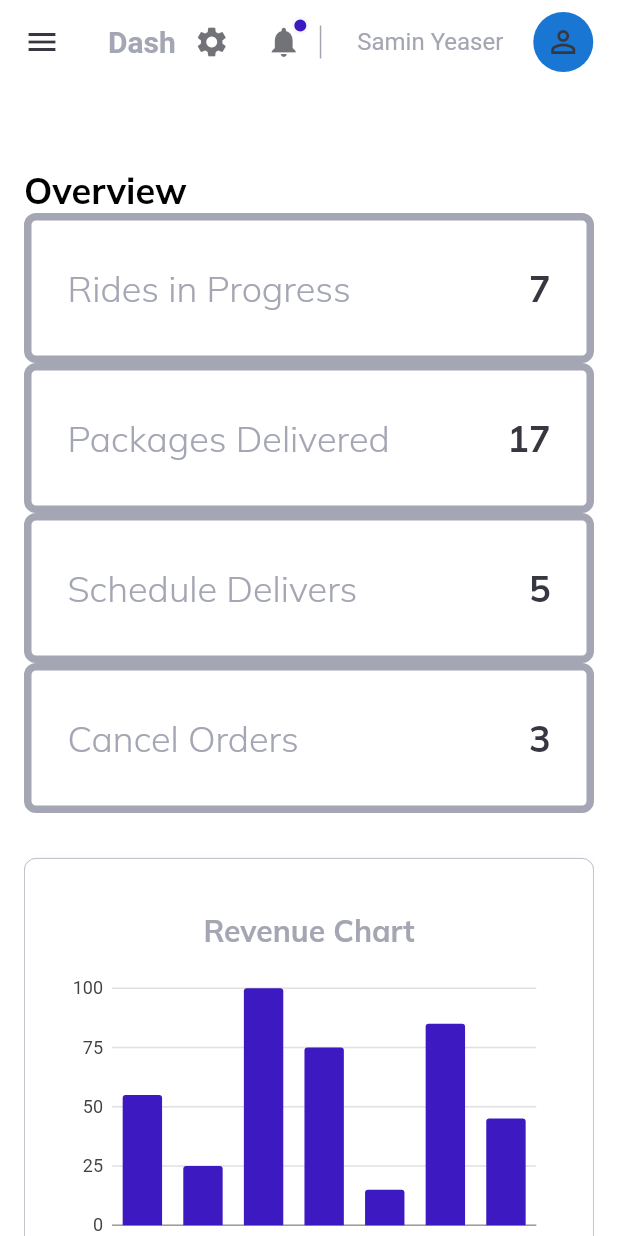
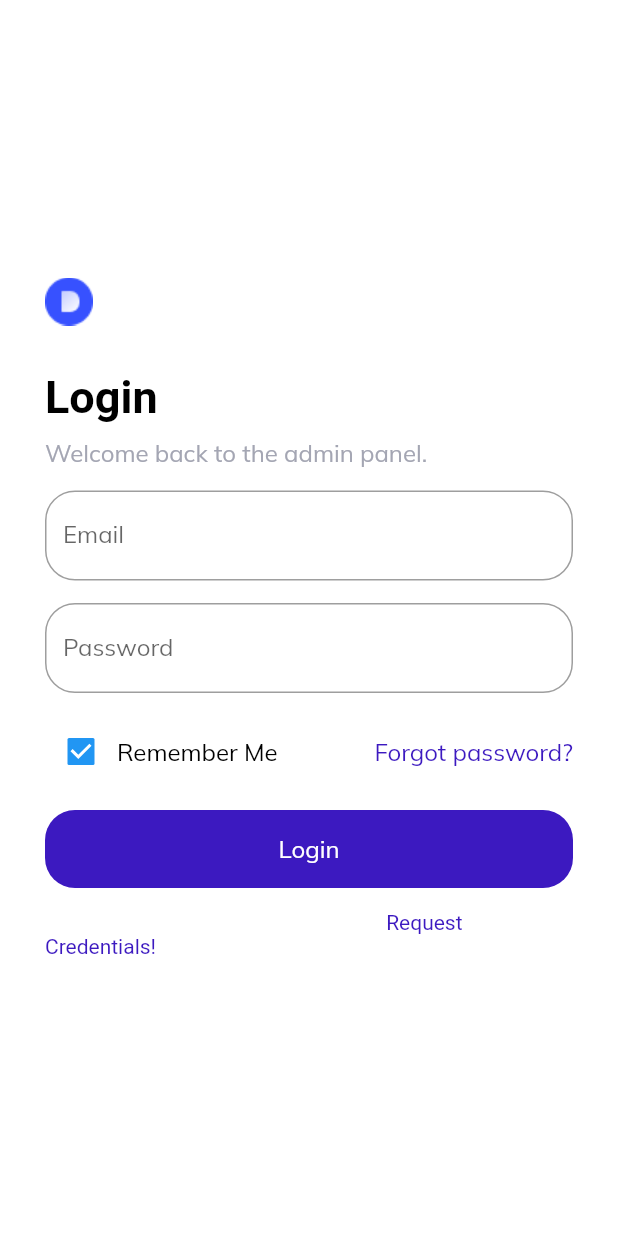
Before and after one commit to SaminYeaser/webapplicationflutter, a Flutter app: the screen it shows after launch, on a phone screen of 412 x 824 dp. Run offline on Flutter 3.47's test engine with Material 2 defaults, Android fonts, the light colour scheme and no system bars; our stand-ins replace charts_flutter, data_table_2, get, google_fonts; missing offline and left inert: dart:html.

Commit message:
done and dusted

```diff
--- a/lib/main.dart
+++ b/lib/main.dart
@@ -2,6 +2,9 @@ import 'package:flutter/material.dart';
 import 'package:get/get.dart';
 import 'package:google_fonts/google_fonts.dart';
 import 'package:webapplicationflutter/controllers/menuController.dart';
+import 'package:webapplicationflutter/pages/404/error.dart';
+import 'package:webapplicationflutter/pages/authentication/authentication.dart';
+import 'package:webapplicationflutter/routing/routes.dart';
 
 import 'controllers/navigationController.dart';
 import 'sitelayout.dart';
@@ -18,6 +21,13 @@ class MyApp extends StatelessWidget {
   @override
   Widget build(BuildContext context) {
     return GetMaterialApp(
+      initialRoute: AuthenticationPageRoute,
+      unknownRoute: GetPage(name: 'Not Found', page: ()=> PageNotFound(),
+      transition: Transition.fadeIn),
+      getPages: [
+        GetPage(name: rootRoute, page: ()=>Sitelayout()),
+        GetPage(name: AuthenticationPageRoute, page: ()=>AuthenticationPage()),
+      ],
       debugShowCheckedModeBanner: false,
       theme: ThemeData(
           scaffoldBackgroundColor: Colors.white,
@@ -29,7 +39,6 @@ class MyApp extends StatelessWidget {
           }),
           primaryColor: Colors.blue),
       title: 'DashBoard',
-      home: Sitelayout(),
     );
   }
 }
--- a/lib/pages/authentication/authentication.dart
+++ b/lib/pages/authentication/authentication.dart
@@ -1,27 +1,131 @@
 import 'package:flutter/material.dart';
-import 'package:get/get_state_manager/src/rx_flutter/rx_obx_widget.dart';
-import 'package:webapplicationflutter/constants/controllers.dart';
-import 'package:webapplicationflutter/helper/responsiveness.dart';
+import 'package:get/get.dart';
+
+
+import 'package:google_fonts/google_fonts.dart';
+
+import 'package:webapplicationflutter/constants/style.dart';
+import 'package:webapplicationflutter/routing/routes.dart';
+
 import 'package:webapplicationflutter/widgets/custom_texts.dart';
 
-class Authentication extends StatelessWidget {
-  const Authentication({Key? key}) : super(key: key);
-
+class AuthenticationPage extends StatelessWidget {
+  const AuthenticationPage({Key? key}) : super(key: key);
   @override
   Widget build(BuildContext context) {
-    return Column(
-      children: [
-        Obx((){
-          return Container(
-            margin: EdgeInsets.only(top: Responsiveness.isSmallScreen(context) ? 56: 6),
-            child: Customtext(
-              text: menuController.activeItem.value,
-              size: 24,
-              weight: FontWeight.bold,
-            ),
-          );
-        })
-      ],
+    return Scaffold(
+      body: Center(
+        child: Container(
+          constraints: BoxConstraints(maxWidth: 400),
+          padding: EdgeInsets.all(24),
+          child: Column(
+            mainAxisAlignment: MainAxisAlignment.center,
+            children: [
+              Row(
+                children: [
+                  Padding(
+                    padding: const EdgeInsets.only(right: 12),
+                    child: Image.asset("assets/icons/logo.png"),
+                  ),
+                  Expanded(child: Container()),
+                ],
+              ),
+              SizedBox(
+                height: 30,
+              ),
+              Row(
+                children: [
+                  Text("Login",
+                      style: GoogleFonts.roboto(
+                          fontSize: 30, fontWeight: FontWeight.bold)),
+                ],
+              ),
+              SizedBox(
+                height: 10,
+              ),
+              Row(
+                children: [
+                  Customtext(
+                    text: "Welcome back to the admin panel.",
+                    color: lightGrey,
+                  ),
+                ],
+              ),
+              SizedBox(
+                height: 15,
+              ),
+              TextField(
+                decoration: InputDecoration(
+                    labelText: "Email",
+                    hintText: "abc@domain.com",
+                    border: OutlineInputBorder(
+                        borderRadius: BorderRadius.circular(20))),
+              ),
+              SizedBox(
+                height: 15,
+              ),
+              TextField(
+                obscureText: true,
+                decoration: InputDecoration(
+                    labelText: "Password",
+                    hintText: "123",
+                    border: OutlineInputBorder(
+                        borderRadius: BorderRadius.circular(20))),
+              ),
+              SizedBox(
+                height: 15,
+              ),
+              Row(
+                mainAxisAlignment: MainAxisAlignment.spaceBetween,
+                children: [
+                  Row(
+                    children: [
+                      Checkbox(value: true, onChanged: (value){}),
+                      Customtext(text: "Remember Me",),
+                    ],
+                  ),
+
+                  Customtext(
+                      text: "Forgot password?",
+                      color: active
+                  )
+                ],
+              ),
+              SizedBox(
+                height: 15,
+              ),
+              InkWell(
+                onTap: (){
+                  Get.offAllNamed(rootRoute);
+                },
+                child: Container(
+                  decoration: BoxDecoration(color: active,
+                      borderRadius: BorderRadius.circular(20)),
+                  alignment: Alignment.center,
+                  width: double.maxFinite,
+                  padding: EdgeInsets.symmetric(vertical: 16),
+                  child: Customtext(
+                    text: "Login",
+                    color: Colors.white,
+                  ),
+                ),
+              ),
+
+              SizedBox(
+                height: 15,
+              ),
+
+              RichText(text: TextSpan(
+                  children: [
+                    TextSpan(text: "Do not have admin credentials? "),
+                    TextSpan(text: "Request Credentials! ", style: TextStyle(color: active))
+                  ]
+              ))
+
+            ],
+          ),
+        ),
+      ),
     );
   }
 }
--- a/lib/routing/router.dart
+++ b/lib/routing/router.dart
@@ -17,7 +17,7 @@ Route<dynamic> generateRoute(RouteSettings settings){
     case ClientPageRoute:
       return _getPageRoute(Clients());
     case AuthenticationPageRoute:
-      return _getPageRoute(Authentication());
+      return _getPageRoute(AuthenticationPage());
     default:
       return _getPageRoute(OverViewPage());
   }
```
Also changed, not shown: lib/controllers/menuController.dart (+4 -4 lines), lib/pages/404/error.dart (added, +25 -0 lines), lib/pages/clients/clients.dart (+8 -1 lines), lib/pages/clients/widgets/ClientsTable.dart (added, +81 -0 lines), lib/pages/drivers/driver.dart (+7 -1 lines), lib/routing/routes.dart (+25 -9 lines), lib/widgets/avilableDrivers.dart (added, +81 -0 lines), lib/widgets/sideMneu.dart (+9 -7 lines), lib/pages/drivers/widgets/driversTable.dart (added).
